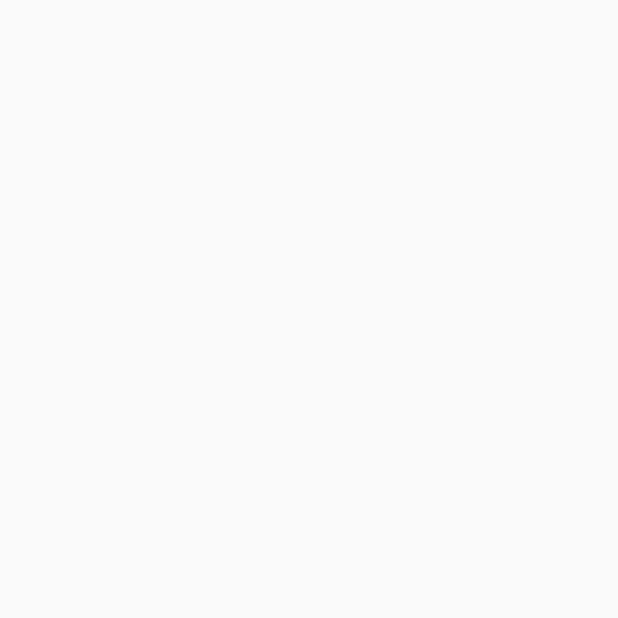
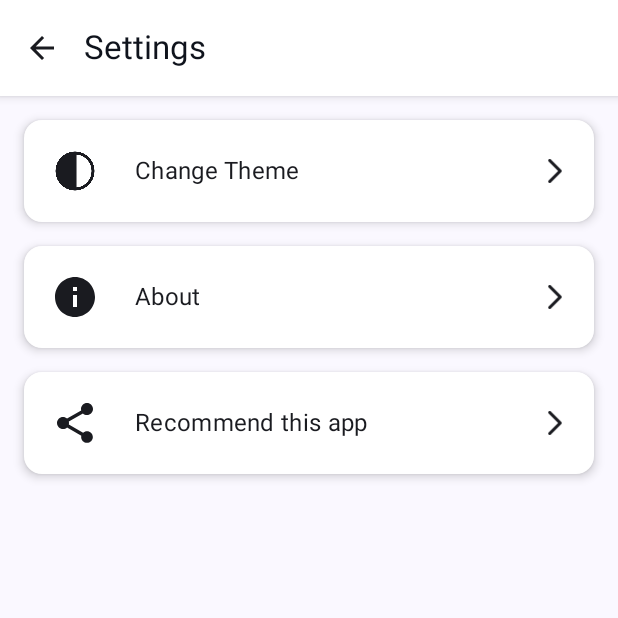
Before and after one commit to darshanpania/Notificity, an Android app built with Jetpack Compose: the SettingsActivity screen opened directly, with no data from a screen before it, on a phone screen of 412 x 824 dp, the top half of it. Before the commit the part shown is empty. Run offline under Robolectric (Android 15) with nearby library versions, the phone set to English and light mode, and no system bars.

Commit message:
Implement Settings UI

```diff
--- a/app/src/main/java/com/darshan/notificity/Color.kt
+++ b/app/src/main/java/com/darshan/notificity/Color.kt
@@ -2,4 +2,5 @@ package com.darshan.notificity
 
 import androidx.compose.ui.graphics.Color
 
-val DarkGrey = Color(0xFF121212)
+val DarkGrey = Color(0xFF0F131C)
+val CardColor = Color(0xFF37373f)
--- a/app/src/main/java/com/darshan/notificity/SettingsActivity.kt
+++ b/app/src/main/java/com/darshan/notificity/SettingsActivity.kt
@@ -1,16 +1,145 @@
 package com.darshan.notificity
 
+import android.annotation.SuppressLint
+import android.app.Activity
 import android.os.Bundle
 import androidx.activity.ComponentActivity
 import androidx.activity.compose.setContent
+import androidx.compose.foundation.isSystemInDarkTheme
+import androidx.compose.foundation.layout.Arrangement
+import androidx.compose.foundation.layout.Column
+import androidx.compose.foundation.layout.Row
+import androidx.compose.foundation.layout.Spacer
+import androidx.compose.foundation.layout.fillMaxSize
+import androidx.compose.foundation.layout.fillMaxWidth
+import androidx.compose.foundation.layout.padding
+import androidx.compose.foundation.layout.size
+import androidx.compose.foundation.layout.width
+import androidx.compose.foundation.shape.RoundedCornerShape
+import androidx.compose.material.icons.Icons
+import androidx.compose.material.icons.automirrored.filled.ArrowBack
+import androidx.compose.material.icons.filled.ArrowBack
+import androidx.compose.material.icons.filled.Info
+import androidx.compose.material.icons.filled.KeyboardArrowRight
+import androidx.compose.material.icons.filled.Share
+import androidx.compose.material3.Card
+import androidx.compose.material3.CardDefaults
+import androidx.compose.material3.ExperimentalMaterial3Api
+import androidx.compose.material3.Icon
+import androidx.compose.material3.IconButton
+import androidx.compose.material3.MaterialTheme
+import androidx.compose.material3.Scaffold
+import androidx.compose.material3.Text
+import androidx.compose.material3.TopAppBar
+import androidx.compose.runtime.Composable
+import androidx.compose.ui.Alignment
+import androidx.compose.ui.Modifier
+import androidx.compose.ui.graphics.Color
+import androidx.compose.ui.graphics.painter.Painter
+import androidx.compose.ui.graphics.vector.rememberVectorPainter
+import androidx.compose.ui.platform.LocalContext
+import androidx.compose.ui.res.painterResource
+import androidx.compose.ui.text.font.FontWeight
+import androidx.compose.ui.tooling.preview.Preview
+import androidx.compose.ui.unit.dp
+import com.darshan.notificity.components.NotificityAppBar
 import com.darshan.notificity.ui.theme.NotificityTheme
 
 class SettingsActivity : ComponentActivity() {
+    @SuppressLint("ContextCastToActivity")
     override fun onCreate(savedInstanceState: Bundle?) {
         super.onCreate(savedInstanceState)
 
         setContent {
-            NotificityTheme {}
+            NotificityTheme {
+                val activity = LocalContext.current as? Activity
+                SettingsScreen {
+                    activity?.finish()
+                }
+            }
         }
     }
+
+    @Composable
+    fun SettingsScreen(onBack: () -> Unit) {
+        Scaffold(
+            topBar = {
+                NotificityAppBar(
+                    title = "Settings",
+                    navigationIcon = {
+                        IconButton(onClick = onBack) {
+                            Icon(Icons.AutoMirrored.Filled.ArrowBack, contentDescription = "Back")
+                        }
+                    }
+                )
+            }
+        ) { innerPadding ->
+            Column(
+                modifier = Modifier
+                    .padding(innerPadding)
+                    .padding(16.dp)
+                    .fillMaxSize(),
+                verticalArrangement = Arrangement.spacedBy(16.dp)
+            ) {
+                SettingsCard(
+                    icon = painterResource(id = R.drawable.iv_theme),
+                    text = "Change Theme",
+                    onClick = { /* Navigate to Theme screen */ })
+                SettingsCard(
+                    icon = rememberVectorPainter(image = Icons.Default.Info),
+                    text = "About",
+                    onClick = { /* Navigate to About screen */ })
+                SettingsCard(
+                    icon = rememberVectorPainter(image = Icons.Default.Share),
+                    text = "Recommend this app",
+                    onClick = { /* Share app logic */ })
+            }
+        }
+    }
+
+    @Composable
+    fun SettingsCard(
+        icon: Painter, text: String, onClick: () -> Unit
+    ) {
+        val isDark = isSystemInDarkTheme()
+        Card(
+            onClick = onClick,
+            modifier = Modifier,
+            colors = CardDefaults.cardColors(
+                containerColor = if (isDark) CardColor else Color.White,
+            ),
+            shape = RoundedCornerShape(12.dp),
+            elevation = CardDefaults.cardElevation(4.dp)
+        ) {
+            Row(
+                modifier = Modifier
+                    .padding(18.dp)
+                    .fillMaxWidth(),
+                horizontalArrangement = Arrangement.SpaceBetween,
+                verticalAlignment = Alignment.CenterVertically
+            ) {
+                Row(verticalAlignment = Alignment.CenterVertically) {
+                    Icon(
+                        icon, modifier = Modifier.size(32.dp), contentDescription = null
+                    )
+                    Spacer(modifier = Modifier.width(24.dp))
+                    Text(
+                        text,
+                        style = MaterialTheme.typography.titleMedium.copy(fontWeight = FontWeight.Normal)
+                    )
+                }
+                Icon(
+                    painterResource(id = R.drawable.iv_next),
+                    modifier = Modifier.size(16.dp),
+                    contentDescription = "Navigate"
+                )
+            }
+        }
+    }
+
+    @Composable
+    @Preview(showSystemUi = true, showBackground = true)
+    fun ShowSettingsScreen() {
+        SettingsScreen {}
+    }
 }
```
